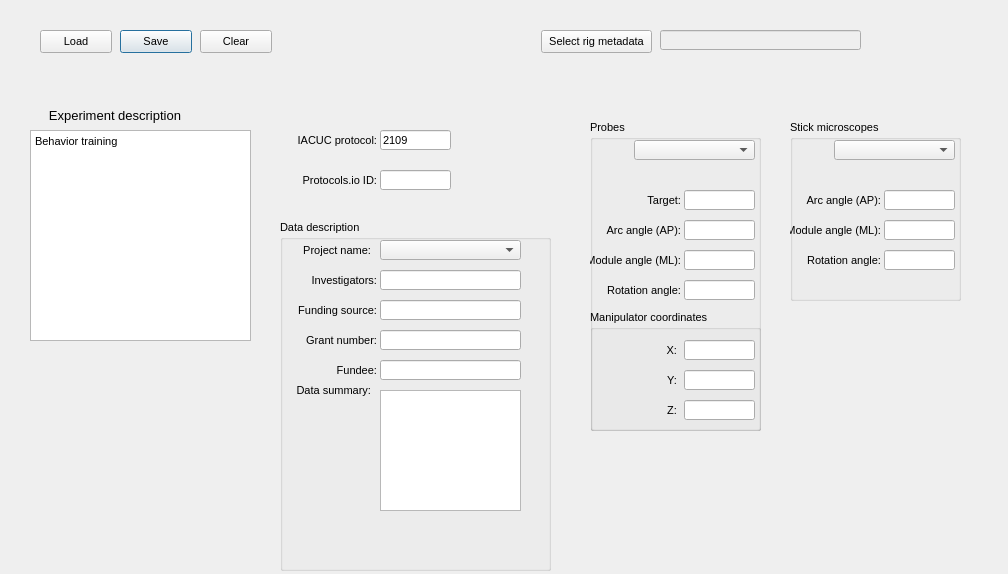
Old version of the form src/foraging_gui/MetaData.ui in the repository AllenNeuralDynamics/dynamic-foraging-task.
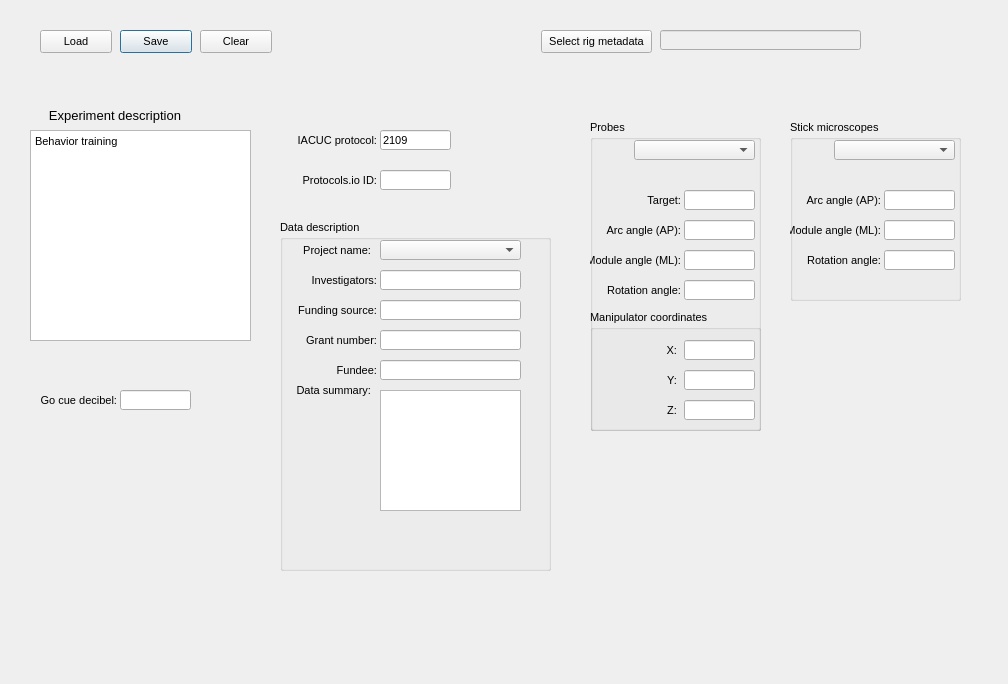
New version of the form.

Commit message: adding go cue decibel

What changed in the file:
```diff
--- a/src/foraging_gui/MetaData.ui
+++ b/src/foraging_gui/MetaData.ui
@@ -7,7 +7,7 @@
     <x>0</x>
     <y>0</y>
     <width>1008</width>
-    <height>574</height>
+    <height>684</height>
    </rect>
   </property>
   <property name="minimumSize">
@@ -1144,6 +1144,50 @@
     </property>
    </widget>
   </widget>
+  <widget class="QLabel" name="label_83">
+   <property name="geometry">
+    <rect>
+     <x>26</x>
+     <y>390</y>
+     <width>91</width>
+     <height>20</height>
+    </rect>
+   </property>
+   <property name="sizePolicy">
+    <sizepolicy hsizetype="Expanding" vsizetype="Expanding">
+     <horstretch>0</horstretch>
+     <verstretch>0</verstretch>
+    </sizepolicy>
+   </property>
+   <property name="text">
+    <string>Go cue decibel:</string>
+   </property>
+   <property name="textFormat">
+    <enum>Qt::AutoText</enum>
+   </property>
+   <property name="alignment">
+    <set>Qt::AlignRight|Qt::AlignTrailing|Qt::AlignVCenter</set>
+   </property>
+  </widget>
+  <widget class="QLineEdit" name="GoCueDecibel">
+   <property name="geometry">
+    <rect>
+     <x>120</x>
+     <y>390</y>
+     <width>71</width>
+     <height>20</height>
+    </rect>
+   </property>
+   <property name="sizePolicy">
+    <sizepolicy hsizetype="Expanding" vsizetype="Expanding">
+     <horstretch>0</horstretch>
+     <verstretch>0</verstretch>
+    </sizepolicy>
+   </property>
+   <property name="text">
+    <string/>
+   </property>
+  </widget>
   <zorder>Probes</zorder>
   <zorder>ExperimentDescription</zorder>
   <zorder>label_3</zorder>
```
Left out of the diff: 2 changed lines with no effect on the pictures.
